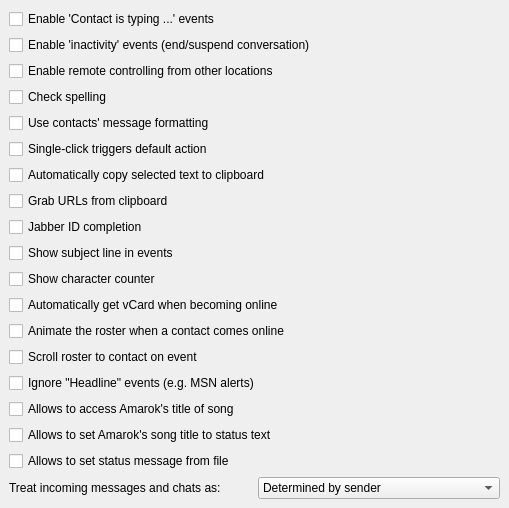
Old version of the form main/synapse-im/src/options/opt_advanced.ui in the repository BackupTheBerlios/synapse-xmpp-svn.
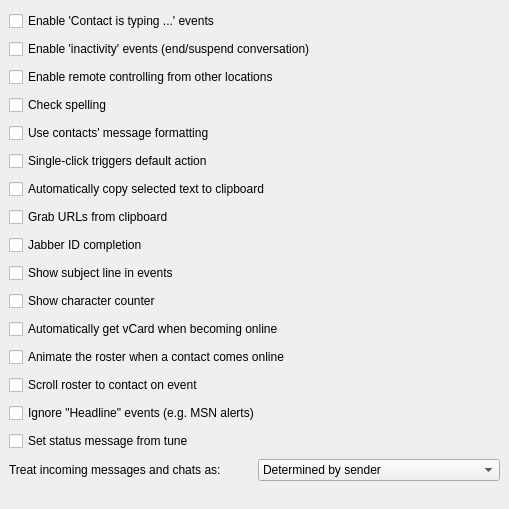
New version of the form.

Commit message: Rewrite of setting status messages form tune. (WinAmp or ~/.synapse-im/tune only)

Diff of the .ui file:
```diff
--- a/main/synapse-im/src/options/opt_advanced.ui
+++ b/main/synapse-im/src/options/opt_advanced.ui
@@ -6,7 +6,7 @@
     <x>0</x>
     <y>0</y>
     <width>509</width>
-    <height>429</height>
+    <height>509</height>
    </rect>
   </property>
   <property name="windowTitle" >
@@ -127,21 +127,7 @@
    <item>
     <widget class="QCheckBox" name="ck_amarokSupport" >
      <property name="text" >
-      <string>Allows to access Amarok's title of song</string>
-     </property>
-    </widget>
-   </item>
-   <item>
-    <widget class="QCheckBox" name="ck_amarokSupportStatus" >
-     <property name="text" >
-      <string>Allows to set Amarok's song title to status text</string>
-     </property>
-    </widget>
-   </item>
-   <item>
-    <widget class="QCheckBox" name="ck_fileSupportStatus" >
-     <property name="text" >
-      <string>Allows to set status message from file</string>
+      <string>Set status message from tune</string>
      </property>
     </widget>
    </item>
```
Left out of the diff: 2 changed lines with no effect on the pictures. The commit also changes 6 other files.
